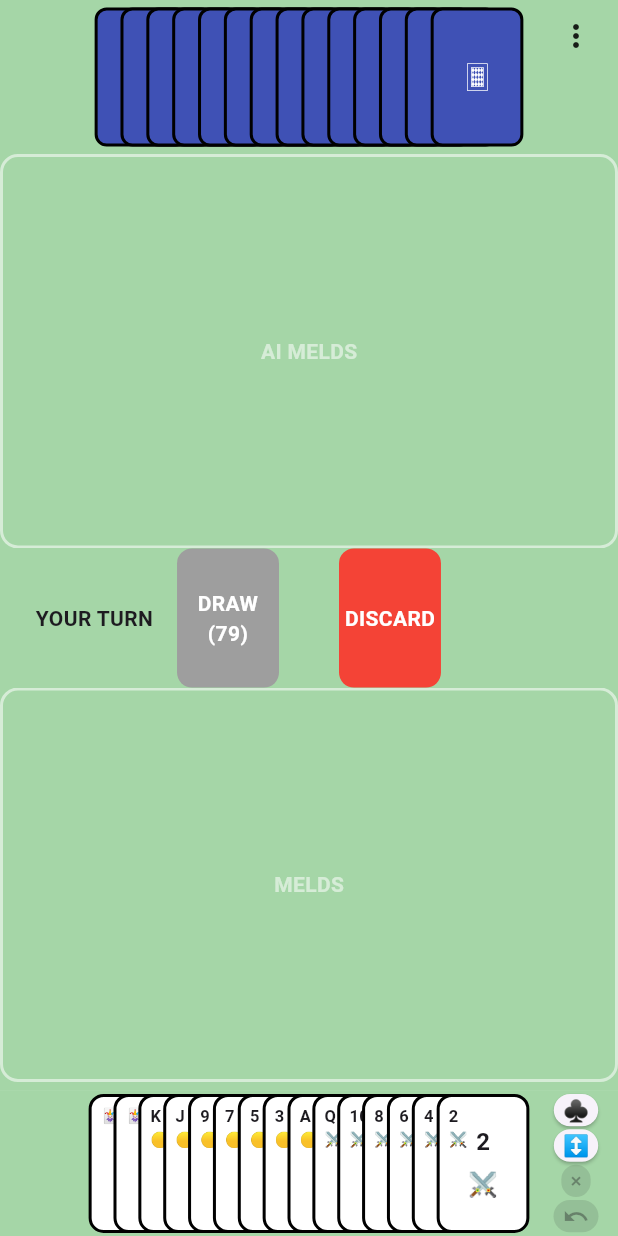
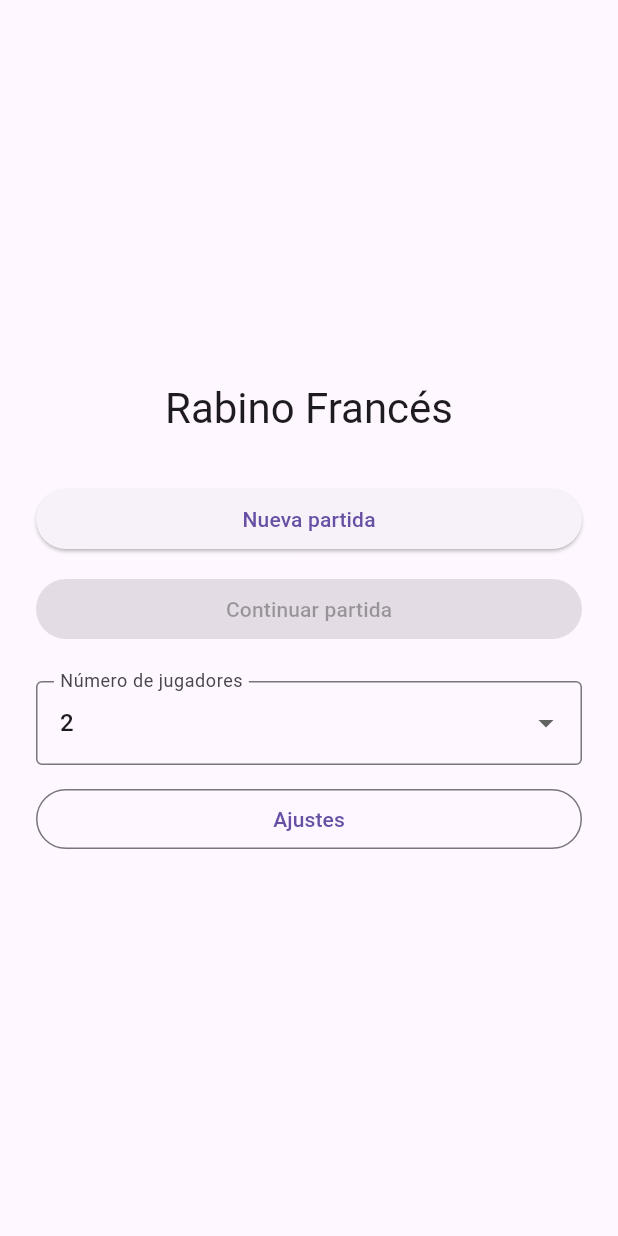
Before and after one commit to javics11/rabino_frances, a Flutter app: the screen it shows after launch, on a phone screen of 412 x 824 dp. Run offline on Flutter 3.47's test engine with Material 3 defaults, Android fonts, the phone set to English and light mode, and no system bars; our stand-ins replace shared_preferences.

Commit message:
Add initial screen and save game option

```diff
--- /dev/null
+++ b/lib/screens/home_screen.dart
@@ -0,0 +1,152 @@
+import 'package:flutter/material.dart';
+
+import '../services/game_factory.dart';
+import '../services/game_persistence.dart';
+import 'game_screen.dart';
+import 'settings_screen.dart';
+
+class HomeScreen extends StatefulWidget {
+  final GamePersistence persistence;
+
+  const HomeScreen({
+    super.key,
+    this.persistence = const SharedPreferencesGamePersistence(),
+  });
+
+  @override
+  State<HomeScreen> createState() => _HomeScreenState();
+}
+
+class _HomeScreenState extends State<HomeScreen> {
+  static const supportedPlayerCounts = [2, 3, 4];
+  int selectedPlayerCount = 2;
+  bool? hasSavedGame;
+
+  @override
+  void initState() {
+    super.initState();
+    _refreshSavedGame();
+  }
+
+  Future<void> _refreshSavedGame() async {
+    final available = await widget.persistence.hasSavedGame();
+    if (mounted) setState(() => hasSavedGame = available);
+  }
+
+  Future<void> _startNewGame() async {
+    if (selectedPlayerCount != 2) {
+      ScaffoldMessenger.of(context).showSnackBar(
+        SnackBar(
+          content: Text(
+            'Las partidas de $selectedPlayerCount jugadores estarán disponibles próximamente.',
+          ),
+        ),
+      );
+      return;
+    }
+
+    final game = GameFactory.createNewGame();
+    await widget.persistence.saveGame(game);
+    if (!mounted) return;
+    Navigator.of(context).push(
+      MaterialPageRoute(
+        builder: (_) => GameScreen(
+          game: game,
+          persistence: widget.persistence,
+        ),
+      ),
+    ).then((_) => _refreshSavedGame());
+  }
+
+  Future<void> _continueGame() async {
+    final game = await widget.persistence.loadGame();
+    if (!mounted) return;
+    if (game == null) {
+      setState(() => hasSavedGame = false);
+      ScaffoldMessenger.of(context).showSnackBar(
+        const SnackBar(content: Text('No se pudo cargar la partida guardada.')),
+      );
+      return;
+    }
+    Navigator.of(context).push(
+      MaterialPageRoute(
+        builder: (_) => GameScreen(
+          game: game,
+          persistence: widget.persistence,
+        ),
+      ),
+    ).then((_) => _refreshSavedGame());
+  }
+
+  @override
+  Widget build(BuildContext context) {
+    return Scaffold(
+      body: SafeArea(
+        child: Center(
+          child: SingleChildScrollView(
+            padding: const EdgeInsets.all(24),
+            child: ConstrainedBox(
+              constraints: const BoxConstraints(maxWidth: 420),
+              child: Column(
+                mainAxisSize: MainAxisSize.min,
+                crossAxisAlignment: CrossAxisAlignment.stretch,
+                children: [
+                  Text(
+                    'Rabino Francés',
+                    textAlign: TextAlign.center,
+                    style: Theme.of(context).textTheme.headlineMedium,
+                  ),
+                  const SizedBox(height: 32),
+                  ElevatedButton(
+                    key: const ValueKey('new-game-button'),
+                    onPressed: _startNewGame,
+                    child: const Text('Nueva partida'),
+                  ),
+                  const SizedBox(height: 12),
+                  ElevatedButton(
+                    key: ValueKey('continue-game-button'),
+                    onPressed: hasSavedGame == true ? _continueGame : null,
+                    child: Text('Continuar partida'),
+                  ),
+                  const SizedBox(height: 24),
+                  DropdownButtonFormField<int>(
+                    key: const ValueKey('player-count-selector'),
+                    initialValue: selectedPlayerCount,
+                    decoration: const InputDecoration(
+                      labelText: 'Número de jugadores',
+                      border: OutlineInputBorder(),
+                    ),
+                    items: [
+                      for (final count in supportedPlayerCounts)
+                        DropdownMenuItem(
+                          value: count,
+                          child: Text('$count'),
+                        ),
+                    ],
+                    onChanged: (value) {
+                      if (value != null) {
+                        setState(() => selectedPlayerCount = value);
+                      }
+                    },
+                  ),
+                  const SizedBox(height: 12),
+                  OutlinedButton(
+                    key: const ValueKey('settings-button'),
+                    onPressed: () {
+                      Navigator.of(context).push(
+                        MaterialPageRoute(
+                          builder: (_) => const SettingsScreen(),
+                        ),
+                      );
+                    },
+                    child: const Text('Ajustes'),
+                  ),
+                ],
+              ),
+            ),
+          ),
+        ),
+      ),
+    );
+  }
+}
--- /dev/null
+++ b/lib/screens/settings_screen.dart
@@ -0,0 +1,15 @@
+import 'package:flutter/material.dart';
+
+class SettingsScreen extends StatelessWidget {
+  const SettingsScreen({super.key});
+
+  @override
+  Widget build(BuildContext context) {
+    return Scaffold(
+      appBar: AppBar(title: const Text('Ajustes')),
+      body: const Center(
+        child: Text('Los ajustes estarán disponibles aquí.'),
+      ),
+    );
+  }
+}
--- a/pubspec.yaml
+++ b/pubspec.yaml
@@ -34,6 +34,7 @@ dependencies:
   # The following adds the Cupertino Icons font to your application.
   # Use with the CupertinoIcons class for iOS style icons.
   cupertino_icons: ^1.0.8
+  shared_preferences: ^2.5.3
 
 dev_dependencies:
   flutter_test:
```
Also changed, not shown: lib/main.dart (+2 -5 lines), lib/screens/game_screen.dart (+21 -5 lines), lib/services/game_persistence.dart (added, +172 -0 lines), lib/services/game_service.dart (+10 -1 lines), pubspec.lock, 6 other files.
